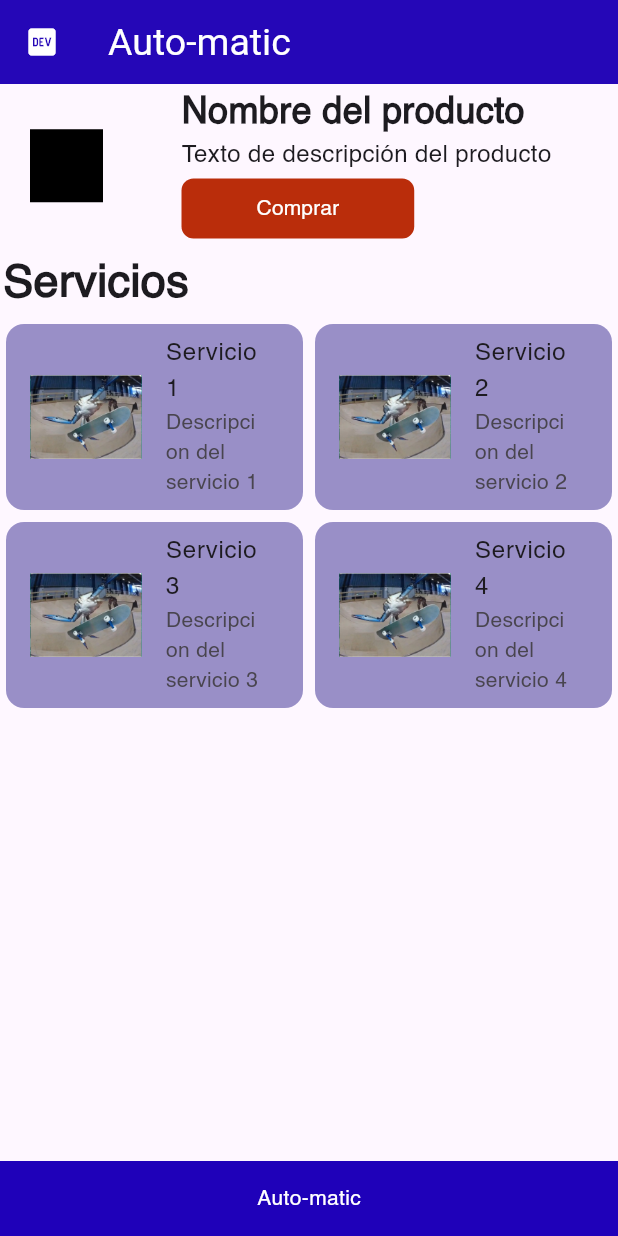
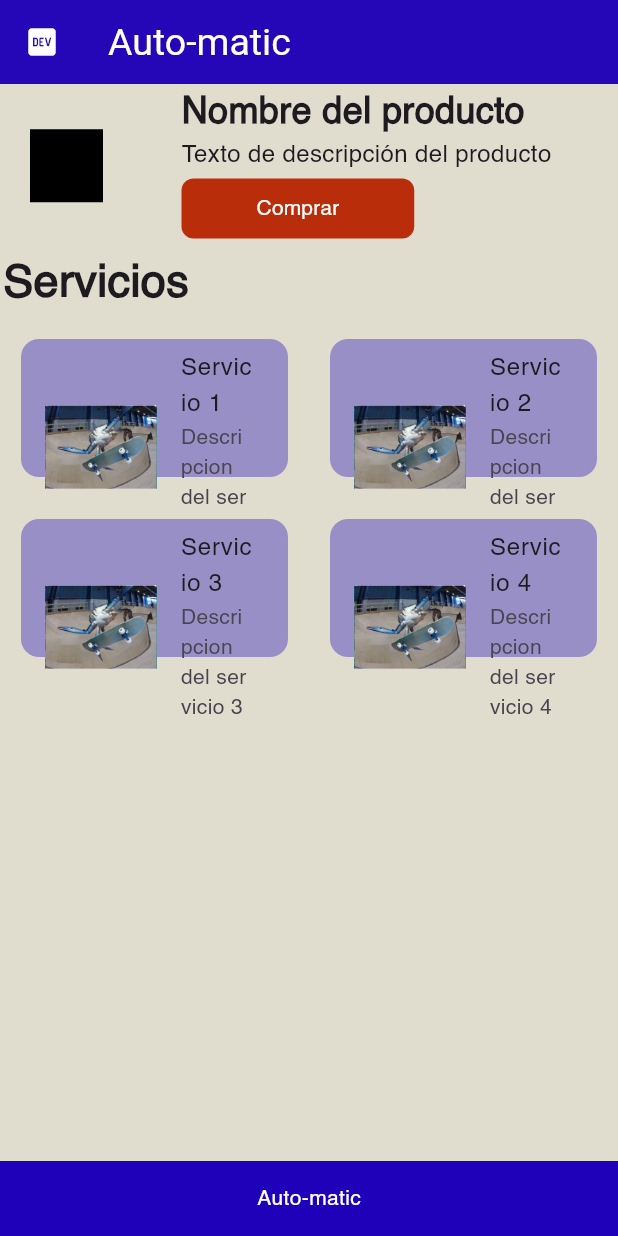
Before and after one commit to UMRGRS/Auto-matic, a Flutter app: the screen it shows after launch, on a phone screen of 412 x 824 dp. Run offline on Flutter 3.47's test engine with Material 3 defaults, Android fonts, the phone set to English and light mode, and no system bars.

Commit message:
Restrucuracion de los archivos para que funcione como en master

```diff
--- a/lib/screens/landing.dart
+++ b/lib/screens/landing/landing.dart
@@ -5,7 +5,7 @@ class Landing extends StatelessWidget {
 
   @override
   Widget build(BuildContext context) {
-    return Scaffold(
+    return Scaffold( backgroundColor: Color(0xffE0DDCF),
       body: SingleChildScrollView(
         child: Column(
           mainAxisAlignment: MainAxisAlignment.start,
--- /dev/null
+++ b/lib/screens/landing/widgets/landingcard.dart
@@ -0,0 +1,40 @@
+import 'package:auto_matic/config/config.dart';
+
+class Landingcard extends StatefulWidget {
+  const Landingcard(
+      {super.key,
+      required this.titulo,
+      required this.texto,
+      required this.imagen});
+  final String titulo;
+  final String texto;
+  final String imagen;
+
+  @override
+  State<Landingcard> createState() => _LandingcardState();
+}
+
+class _LandingcardState extends State<Landingcard> {
+  @override
+  Widget build(BuildContext context) {
+    return Container(
+      height: 100,
+      margin: EdgeInsets.all(10),
+      child: Card.filled(
+        color: const Color(0xff998fc7),
+        child: Column(
+          mainAxisSize: MainAxisSize.min,
+          children: <Widget>[
+            Expanded(
+              child: ListTile(
+                leading: Image.asset(widget.imagen),
+                title: Text(widget.titulo),
+                subtitle: Text(widget.texto),
+              ),
+            )
+          ],
+        ),
+      ),
+    );
+  }
+}
--- a/lib/screens/screens.dart
+++ b/lib/screens/screens.dart
@@ -1,3 +1,6 @@
 export 'app.dart';
 export 'home.dart';
-export 'landing.dart';
+
+//Exports de landing
+export 'landing/widgets/landingcard.dart';
+export 'landing/landing.dart';
--- a/lib/widgets/landingcard.dart
+++ /dev/null
@@ -1,32 +0,0 @@
-import 'package:auto_matic/config/config.dart';
-
-class Landingcard extends StatefulWidget {
-  const Landingcard({super.key, required this.titulo, required this.texto, required this.imagen});
-  final String titulo;
-  final String texto;
-  final String imagen;
-
-
-  @override
-  State<Landingcard> createState() => _LandingcardState();
-}
-
-class _LandingcardState extends State<Landingcard> {
-  @override
-  Widget build(BuildContext context) {
-    return Center(
-      child: Card.filled( color: Color(0xff998fc7),
-        child: Column(
-          mainAxisSize: MainAxisSize.min,
-          children: <Widget>[
-            ListTile(
-              leading: Image.asset(widget.imagen),
-              title: Text(widget.titulo),
-              subtitle: Text(widget.texto),
-            ),
-          ],
-        ),
-      ),
-    );
-  }
-}
--- a/lib/widgets/widgets.dart
+++ /dev/null
@@ -1 +0,0 @@
-export 'landingcard.dart';
```
